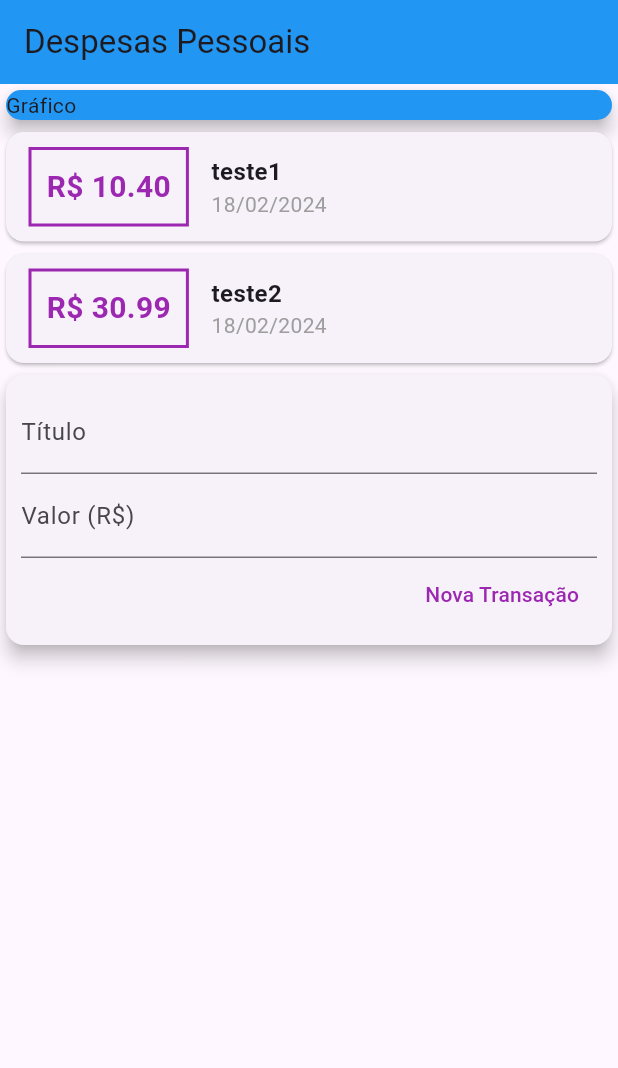
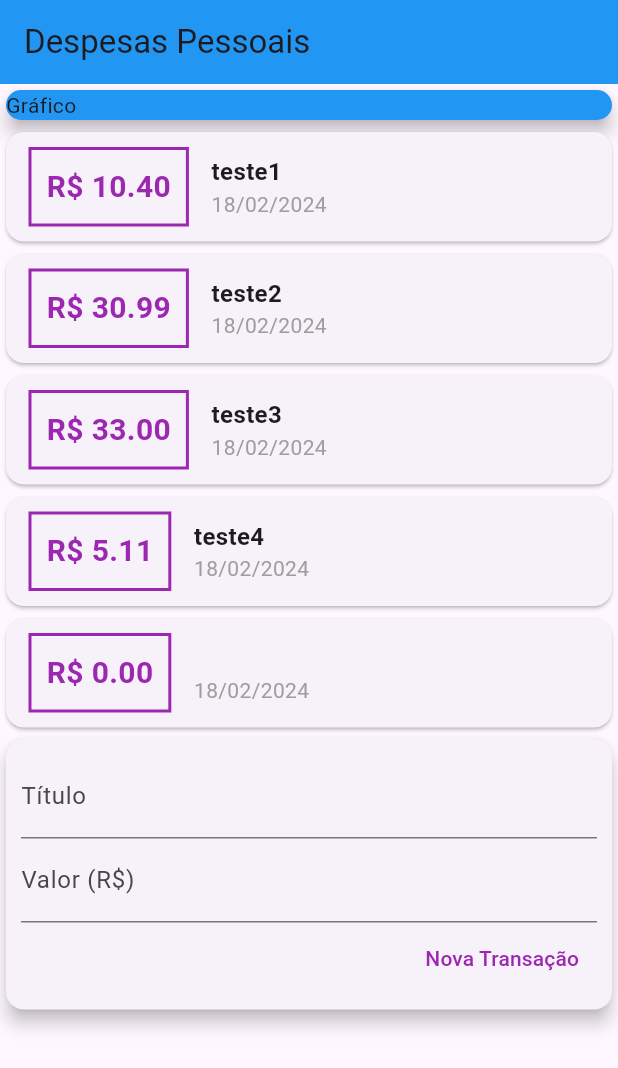
Before and after one commit to Jhon-Henkel/flutter_course_personal_expense_app, a Flutter app: the screen it shows after launch, after a tap on "Nova Transação", on a phone screen of 412 x 824 dp. Shown: the top 1068 px of the screen. Run offline on Flutter 3.47's test engine with Material 3 defaults, Android fonts, the phone set to English and light mode, and no system bars.

Commit message:
feat: add transaction from form

```diff
--- a/lib/components/transaction_form.dart
+++ b/lib/components/transaction_form.dart
@@ -1,10 +1,11 @@
 import 'package:flutter/material.dart';
 
 class TransactionForm extends StatelessWidget {
-  TransactionForm({super.key});
+  TransactionForm(this.onSubmit, {super.key});
 
   final titleController = TextEditingController();
   final valueController = TextEditingController();
+  final void Function(String, double) onSubmit;
 
   @override
   Widget build(BuildContext context) {
@@ -31,8 +32,9 @@ class TransactionForm extends StatelessWidget {
                 children: <Widget>[
                   TextButton(
                     onPressed: () {
-                      print(titleController.text);
-                      print(valueController.text);
+                      final title = titleController.text;
+                      final value = double.tryParse(valueController.text) ?? 0.0;
+                      onSubmit(title, value);
                     },
                     child: const Text(
                       'Nova Transação',
--- a/lib/components/transaction_user.dart
+++ b/lib/components/transaction_user.dart
@@ -1,3 +1,5 @@
+import 'dart:math';
+
 import 'package:flutter/cupertino.dart';
 import 'package:flutter_course_personal_expense_app/components/transaction_form.dart';
 import 'package:flutter_course_personal_expense_app/components/transaction_list.dart';
@@ -14,14 +16,29 @@ class _TransactionUserState extends State<TransactionUser> {
   final _transactions = [
     Transaction(id: 't1', title: 'teste1', value: 10.40, date: DateTime.now()),
     Transaction(id: 't2', title: 'teste2', value: 30.99, date: DateTime.now()),
+    Transaction(id: 't3', title: 'teste3', value: 33.00, date: DateTime.now()),
+    Transaction(id: 't4', title: 'teste4', value: 5.11, date: DateTime.now()),
   ];
+
+  _addTransaction(String title, double value) {
+    final newTransaction = Transaction(
+      id: Random().nextDouble().toString(),
+      title: title,
+      value: value,
+      date: DateTime.now(),
+    );
+
+    setState(() {
+      _transactions.add(newTransaction);
+    });
+  }
 
   @override
   Widget build(BuildContext context) {
     return Column(
       children: <Widget>[
         TransactionList(_transactions),
-        TransactionForm(),
+        TransactionForm(_addTransaction),
       ],
     );
   }
```
